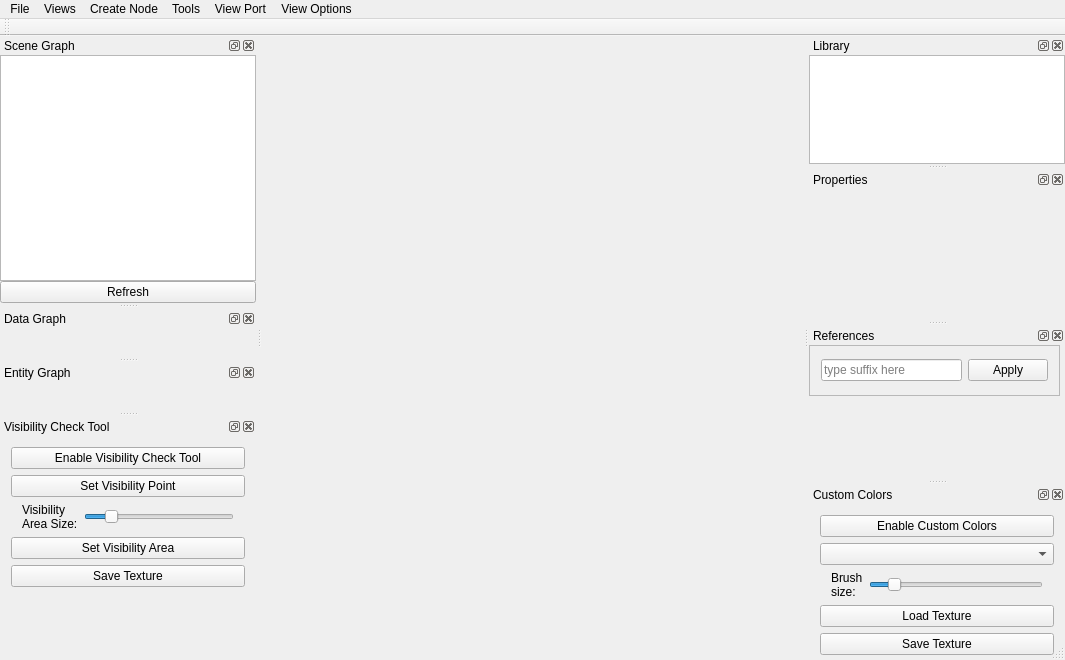
Old version of the form Tools/ResourceEditor/DataQt/mainwindow.ui in the repository xaoctech/dava.engine.
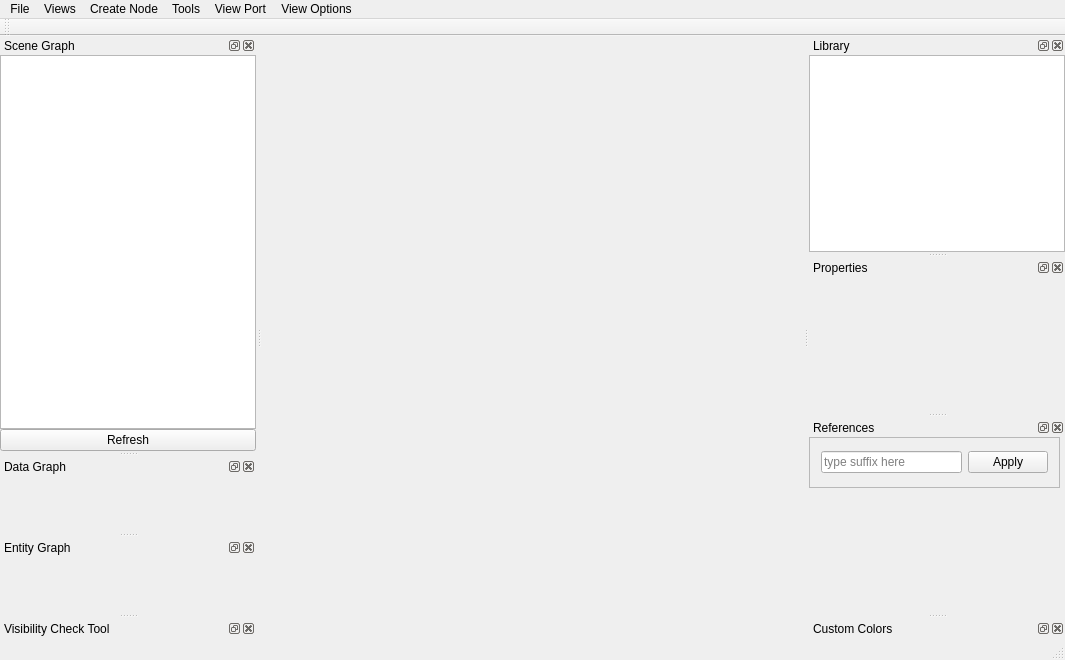
New version of the form. Icons and pictures are not drawn. Custom widgets are drawn as their Qt base class.

Commit message: [DF-478] Refactoring. Widgets from Custom colors dock and Visibility tool dock moved to separate files.

```diff
--- a/Tools/ResourceEditor/DataQt/mainwindow.ui
+++ b/Tools/ResourceEditor/DataQt/mainwindow.ui
@@ -375,115 +375,11 @@
    </attribute>
    <widget class="QWidget" name="dockWidgetContents">
     <layout class="QVBoxLayout" name="verticalLayout_3">
+     <property name="margin">
+      <number>0</number>
+     </property>
      <item>
-      <widget class="QPushButton" name="buttonCustomColorsEnable">
-       <property name="text">
-        <string>Enable Custom Colors</string>
-       </property>
-       <property name="checkable">
-        <bool>false</bool>
-       </property>
-       <property name="autoDefault">
-        <bool>false</bool>
-       </property>
-       <property name="default">
-        <bool>false</bool>
-       </property>
-      </widget>
-     </item>
-     <item>
-      <widget class="QComboBox" name="comboboxCustomColors">
-       <property name="sizePolicy">
-        <sizepolicy hsizetype="Preferred" vsizetype="Fixed">
-         <horstretch>0</horstretch>
-         <verstretch>0</verstretch>
-        </sizepolicy>
-       </property>
-      </widget>
-     </item>
-     <item>
-      <widget class="QFrame" name="frame_3">
-       <property name="frameShape">
-        <enum>QFrame::NoFrame</enum>
-       </property>
-       <property name="frameShadow">
-        <enum>QFrame::Plain</enum>
-       </property>
-       <property name="lineWidth">
-        <number>0</number>
-       </property>
-       <layout class="QHBoxLayout" name="horizontalLayout_4">
-        <property name="topMargin">
-         <number>0</number>
-        </property>
-        <property name="bottomMargin">
-         <number>0</number>
-        </property>
-        <item>
-         <widget class="QLabel" name="label">
-          <property name="sizePolicy">
-           <sizepolicy hsizetype="Maximum" vsizetype="Preferred">
-            <horstretch>0</horstretch>
-            <verstretch>0</verstretch>
-           </sizepolicy>
-          </property>
-          <property name="text">
-           <string>Brush
-size:</string>
-          </property>
-          <property name="wordWrap">
-           <bool>true</bool>
-          </property>
-         </widget>
-        </item>
-        <item>
-         <widget class="QSlider" name="sliderCustomColorBrushSize">
-          <property name="sizePolicy">
-           <sizepolicy hsizetype="Minimum" vsizetype="Fixed">
-            <horstretch>0</horstretch>
-            <verstretch>0</verstretch>
-           </sizepolicy>
-          </property>
-          <property name="minimum">
-           <number>10</number>
-          </property>
-          <property name="value">
-           <number>20</number>
-          </property>
-          <property name="orientation">
-           <enum>Qt::Horizontal</enum>
-          </property>
-         </widget>
-        </item>
-       </layout>
-      </widget>
-     </item>
-     <item>
-      <widget class="QPushButton" name="buttonCustomColorsLoad">
-       <property name="text">
-        <string>Load Texture</string>
-       </property>
-      </widget>
-     </item>
-     <item>
-      <widget class="QPushButton" name="buttonCustomColorsSave">
-       <property name="text">
-        <string>Save Texture</string>
-       </property>
-      </widget>
-     </item>
-     <item>
-      <spacer name="verticalSpacer">
-       <property name="orientation">
-        <enum>Qt::Vertical</enum>
-       </property>
-       <property name="sizeHint" stdset="0">
-        <size>
-         <width>20</width>
-         <height>40</height>
-        </size>
-       </property>
-      </spacer>
+      <widget class="CustomColorsView" name="customColorsView" native="true"/>
      </item>
     </layout>
    </widget>
@@ -503,118 +399,11 @@
    </attribute>
    <widget class="QWidget" name="dockWidgetContents_4">
     <layout class="QVBoxLayout" name="verticalLayout_4">
+     <property name="margin">
+      <number>0</number>
+     </property>
      <item>
-      <widget class="QPushButton" name="buttonVisibilityToolEnable">
-       <property name="text">
-        <string>Enable Visibility Check Tool</string>
-       </property>
-       <property name="checkable">
-        <bool>false</bool>
-       </property>
-      </widget>
-     </item>
-     <item>
-      <widget class="QPushButton" name="buttonVisibilityToolSetPoint">
-       <property name="text">
-        <string>Set Visibility Point</string>
-       </property>
-       <property name="checkable">
-        <bool>true</bool>
-       </property>
-      </widget>
-     </item>
-     <item>
-      <widget class="QFrame" name="frame_2">
-       <property name="frameShape">
-        <enum>QFrame::NoFrame</enum>
-       </property>
-       <property name="frameShadow">
-        <enum>QFrame::Plain</enum>
-       </property>
-       <property name="lineWidth">
-        <number>0</number>
-       </property>
-       <layout class="QHBoxLayout" name="horizontalLayout_3">
-        <property name="topMargin">
-         <number>0</number>
-        </property>
-        <property name="bottomMargin">
-         <number>0</number>
-        </property>
-        <item>
-         <widget class="QLabel" name="labelVisibilityToolAreaSize">
-          <property name="enabled">
-           <bool>true</bool>
-          </property>
-          <property name="sizePolicy">
-           <sizepolicy hsizetype="Maximum" vsizetype="Preferred">
-            <horstretch>0</horstretch>
-            <verstretch>0</verstretch>
-           </sizepolicy>
-          </property>
-          <property name="text">
-           <string>Visibility
-Area Size:</string>
-          </property>
-          <property name="wordWrap">
-           <bool>true</bool>
-          </property>
-         </widget>
-        </item>
-        <item>
-         <widget class="QSlider" name="sliderVisibilityToolAreaSize">
-          <property name="sizePolicy">
-           <sizepolicy hsizetype="Minimum" vsizetype="Preferred">
-            <horstretch>0</horstretch>
-            <verstretch>0</verstretch>
-           </sizepolicy>
-          </property>
-          <property name="minimum">
-           <number>1</number>
-          </property>
-          <property name="maximum">
-           <number>128</number>
-          </property>
-          <property name="value">
-           <number>20</number>
-          </property>
-          <property name="orientation">
-           <enum>Qt::Horizontal</enum>
-          </property>
-         </widget>
-        </item>
-       </layout>
-      </widget>
-     </item>
-     <item>
-      <widget class="QPushButton" name="buttonVisibilityToolSetArea">
-       <property name="text">
-        <string>Set Visibility Area</string>
-       </property>
-       <property name="checkable">
-        <bool>true</bool>
-       </property>
-      </widget>
-     </item>
-     <item>
-      <widget class="QPushButton" name="buttonVisibilityToolSave">
-       <property name="text">
-        <string>Save Texture</string>
-       </property>
-      </widget>
-     </item>
-     <item>
-      <spacer name="verticalSpacer_2">
-       <property name="orientation">
-        <enum>Qt::Vertical</enum>
-       </property>
-       <property name="sizeHint" stdset="0">
-        <size>
-         <width>20</width>
-         <height>40</height>
-        </size>
-       </property>
-      </spacer>
+      <widget class="VisibilityToolView" name="visibilityToolView" native="true"/>
      </item>
     </layout>
    </widget>
@@ -882,6 +671,18 @@
    <header>DockProperties/PropertiesView.h</header>
    <container>1</container>
   </customwidget>
+  <customwidget>
+   <class>CustomColorsView</class>
+   <extends>QWidget</extends>
+   <header>DockCustomColors/CustomColorsView.h</header>
+   <container>1</container>
+  </customwidget>
+  <customwidget>
+   <class>VisibilityToolView</class>
+   <extends>QWidget</extends>
+   <header>DockVisibilityTool/VisibilityToolView.h</header>
+   <container>1</container>
+  </customwidget>
  </customwidgets>
  <resources>
   <include location="QtIcons.qrc"/>
```
The commit also changes 9 other files.
